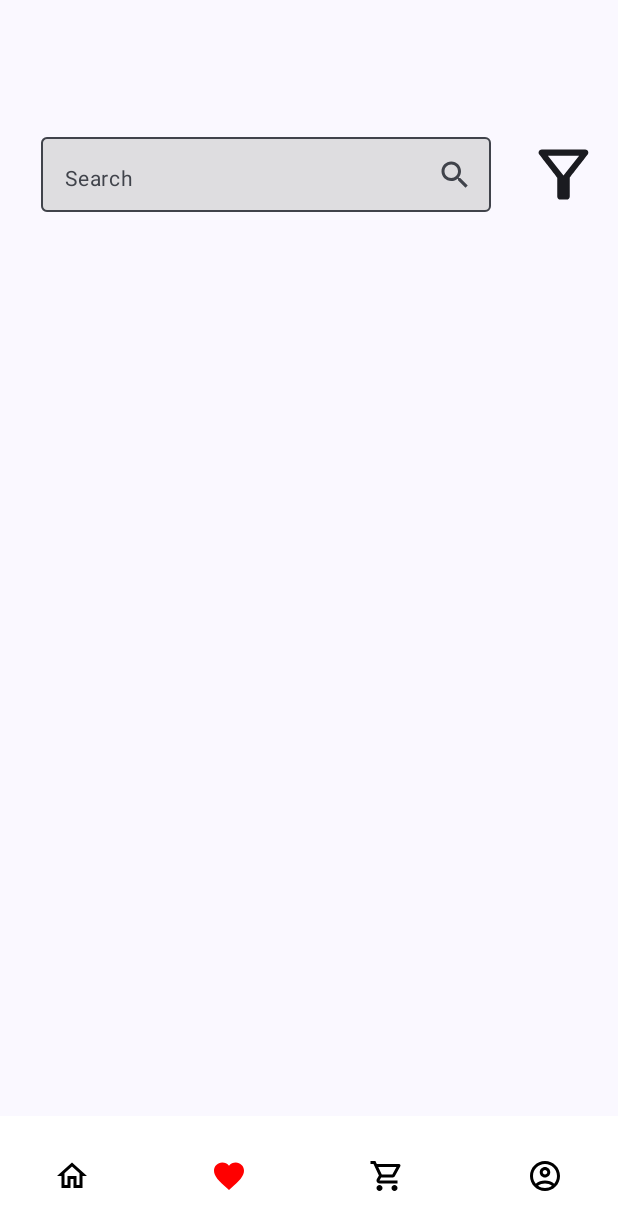
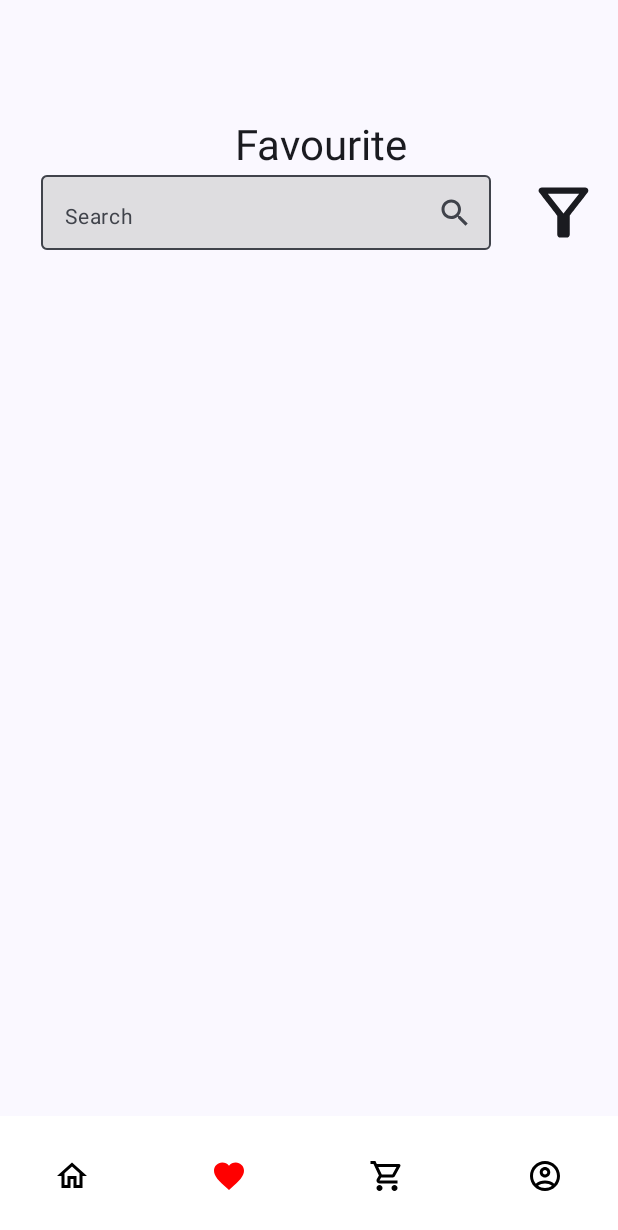
Before and after one commit to ZohaibKhanDev/TrendMart, an Android app built with Jetpack Compose: the screen it shows after launch (MainActivity), item 2 of the bottom bar chosen, on a phone screen of 412 x 824 dp. Shown: the top 1230 px of the screen. Run offline under Robolectric (Android 15) with nearby library versions, the phone set to English and light mode, and no system bars; our stand-ins replace Firebase (no records; nobody signed in at launch, a user with empty details on screens opened directly), Room's generated code; pictures from the network do not load; 1 statement that could not run was skipped.

Commit message:
Add new ui

```diff
--- a/app/build.gradle.kts
+++ b/app/build.gradle.kts
@@ -95,4 +95,6 @@ dependencies {
     implementation("com.google.firebase:firebase-auth")
     implementation ("com.google.accompanist:accompanist-pager:0.28.0")
     implementation ("com.google.accompanist:accompanist-pager-indicators:0.28.0")
+
+
 }
--- a/app/src/main/java/com/example/trendmart/screens/FavouriteScreen.kt
+++ b/app/src/main/java/com/example/trendmart/screens/FavouriteScreen.kt
@@ -8,6 +8,7 @@ import androidx.compose.foundation.layout.Arrangement
 import androidx.compose.foundation.layout.Box
 import androidx.compose.foundation.layout.Column
 import androidx.compose.foundation.layout.Row
+import androidx.compose.foundation.layout.Spacer
 import androidx.compose.foundation.layout.fillMaxSize
 import androidx.compose.foundation.layout.fillMaxWidth
 import androidx.compose.foundation.layout.height
@@ -110,8 +111,15 @@ fun FavouriteScreen(navController: NavController) {
 
     Scaffold(topBar = {
         LargeTopAppBar(title = {
+            Column(
+                modifier = Modifier.fillMaxWidth(),
+                horizontalAlignment = Alignment.CenterHorizontally,
+                verticalArrangement = Arrangement.SpaceAround
+            ) {
+                Text(text = "Favourite")
+
                 Row(
-                modifier = Modifier.fillMaxWidth(),
+                    modifier = Modifier.fillMaxWidth().padding(top = 1.dp),
                     horizontalArrangement = Arrangement.SpaceAround,
                     verticalAlignment = Alignment.CenterVertically
                 ) {
@@ -136,13 +144,14 @@ fun FavouriteScreen(navController: NavController) {
                         modifier = Modifier.size(50.dp)
                     )
                 }
+            }
         })
     }) {
-        if (isLoaing){
-            Box(modifier = Modifier.fillMaxSize(), contentAlignment = Alignment.Center){
+        if (isLoaing) {
+            Box(modifier = Modifier.fillMaxSize(), contentAlignment = Alignment.Center) {
                 CircularProgressIndicator(color = Color.Red)
             }
-        }else{
+        } else {
             LazyVerticalGrid(
                 columns = GridCells.Fixed(2),
                 modifier = Modifier
--- a/app/src/main/java/com/example/trendmart/screens/HomeScreen.kt
+++ b/app/src/main/java/com/example/trendmart/screens/HomeScreen.kt
@@ -18,6 +18,7 @@ import androidx.compose.foundation.layout.padding
 import androidx.compose.foundation.layout.size
 import androidx.compose.foundation.layout.width
 import androidx.compose.foundation.layout.wrapContentHeight
+import androidx.compose.foundation.layout.wrapContentWidth
 import androidx.compose.foundation.lazy.LazyRow
 import androidx.compose.foundation.lazy.grid.GridCells
 import androidx.compose.foundation.lazy.grid.LazyVerticalGrid
@@ -34,12 +35,16 @@ import androidx.compose.material.icons.filled.Favorite
 import androidx.compose.material.icons.filled.FavoriteBorder
 import androidx.compose.material.icons.filled.Menu
 import androidx.compose.material.icons.filled.Search
+import androidx.compose.material.icons.outlined.Notifications
+import androidx.compose.material.icons.outlined.Search
 import androidx.compose.material3.Card
 import androidx.compose.material3.CardDefaults
 import androidx.compose.material3.CircularProgressIndicator
 import androidx.compose.material3.ExperimentalMaterial3Api
 import androidx.compose.material3.Icon
 import androidx.compose.material3.Scaffold
+import androidx.compose.material3.ScrollableTabRow
+import androidx.compose.material3.Tab
 import androidx.compose.material3.Text
 import androidx.compose.material3.TextButton
 import androidx.compose.material3.TextField
@@ -82,6 +87,7 @@ fun HomeScreen(navController: NavController) {
     val viewModel: MainViewModel = koinInject()
     val state by viewModel.allProdect.collectAsState()
     var filteredProducts by remember { mutableStateOf<List<ProdectItem>?>(null) }
+    var selectedTabIndex by remember { mutableStateOf(0) }
 
     LaunchedEffect(Unit) {
         viewModel.getAllProduct()
@@ -130,31 +136,64 @@ fun HomeScreen(navController: NavController) {
                     })
             }
         }, navigationIcon = {
-            Box(modifier = Modifier
-                .clip(CircleShape)
-                .width(32.dp)
-                .clickable { navController.navigate(Screen.MainScreen.route) }
-                .height(32.dp)
-                .background(Color.LightGray.copy(alpha = 0.70f)),
-                contentAlignment = Alignment.Center) {
-                Icon(imageVector = Icons.Default.Menu, contentDescription = "")
+            Row(
+                modifier = Modifier.wrapContentWidth(),
+                verticalAlignment = Alignment.CenterVertically,
+                horizontalArrangement = Arrangement.Start
+            ) {
+                Box(modifier = Modifier.size(45.dp), contentAlignment = Alignment.Center) {
+                    Image(
+                        painter = painterResource(id = R.drawable.banner3),
+                        contentDescription = "",
+                        modifier = Modifier
+                            .fillMaxSize()
+                            .clip(CircleShape),
+                        contentScale = ContentScale.Crop,
+                    )
+                }
+                Spacer(modifier = Modifier.width(5.dp))
+
+
+                Column(
+                    modifier = Modifier.wrapContentWidth(),
+                    verticalArrangement = Arrangement.SpaceBetween,
+                    horizontalAlignment = Alignment.Start
+                ) {
+                    Text(text = "Hi,Johnathon", fontSize = 15.sp, fontWeight = FontWeight.SemiBold)
+                    Text(text = "lets go shopping", fontSize = 12.sp, color = Color.Gray)
+                }
             }
         }, actions = {
-            Box(modifier = Modifier
-                .clip(CircleShape)
-                .width(32.dp)
-                .clickable { searchBar = true }
-                .height(32.dp)
-                .background(Color.LightGray.copy(alpha = 0.70f)),
-                contentAlignment = Alignment.Center) {
-                Icon(imageVector = Icons.Default.Search, contentDescription = "")
-            }
+            Icon(
+                imageVector = Icons.Outlined.Search,
+                contentDescription = "",
+                modifier = Modifier.clickable { searchBar = !searchBar })
+
+            Spacer(modifier = Modifier.width(20.dp))
+
+            Icon(imageVector = Icons.Outlined.Notifications, contentDescription = "")
+
+
         })
     }) { paddingValues ->
+        Column(modifier = Modifier.padding(paddingValues)) {
+            ScrollableTabRow(
+                selectedTabIndex = selectedTabIndex,
+                modifier = Modifier.fillMaxWidth(),
+            ) {
+                categories.forEachIndexed { index, category ->
+                    Tab(
+                        selected = selectedTabIndex == index,
+                        onClick = { selectedTabIndex = index },
+                        text = { Text(category.name) }
+                    )
+                }
+            }
+
             when (state) {
                 is ResultState.Error -> {
                     val error = (state as ResultState.Error).error
-                Text(text = error.toString(), modifier = Modifier.padding(paddingValues))
+                    Text(text = error.toString())
                 }
 
                 ResultState.Loading -> {
@@ -169,55 +208,48 @@ fun HomeScreen(navController: NavController) {
                 }
 
                 is ResultState.Success -> {
-                val products = filteredProducts ?: (state as ResultState.Success).response
+                    val allProducts = (state as ResultState.Success).response
+                    val products = filteredProducts ?: allProducts
+                    val filteredByCategory = if (selectedTabIndex == 0) {
+                        products
+                    } else {
+                        products?.filter { it.category == categories[selectedTabIndex].name }
+                    }
 
                     Column(
                         modifier = Modifier
                             .fillMaxSize()
-                        .padding(paddingValues)
                     ) {
-                    Text(
-                        text = "Hello Fola",
-                        fontSize = 20.sp,
-                        fontWeight = FontWeight.SemiBold,
-                        modifier = Modifier.padding(8.dp)
+                        Spacer(modifier = Modifier.height(19.dp))
+                        val images = listOf(
+                            Banner(R.drawable.banner1),
+                            Banner(R.drawable.banner2),
+                            Banner(R.drawable.banner3),
                         )
-                    Text(
-                        text = "Let’s start shopping!",
-                        color = Color(0x80000000),
-                        fontSize = 12.sp,
-                        fontWeight = FontWeight.SemiBold,
-                        modifier = Modifier.padding(8.dp)
-                    )
-                    val images = listOf(
-                        Banner(R.drawable.bags),
-                        Banner(R.drawable.login),
-                        Banner(R.drawable.backcolor),
-                    )
-                    val pagerState = rememberPagerState(pageCount = {
+                        val pagerState = rememberPagerState(pageCount = { images.size })
 
-                        images.size
-                    })
 
                         HorizontalPager(
                             state = pagerState,
-                    ) {
+                            verticalAlignment = Alignment.CenterVertically,
+                            modifier = Modifier.fillMaxWidth()
+                        ) { page ->
                             Box(
                                 modifier = Modifier
-                                .size(100.dp)
-                                .background(Color.LightGray),
-                            contentAlignment = Alignment.Center
+                                    .width(400.dp)
+                                    .height(150.dp)
+                                    .background(Color.LightGray), contentAlignment = Alignment.Center
                             ) {
                                 Image(
-                                painter = painterResource(id = images[0].pic),
-                                contentDescription = ""
+                                    painter = painterResource(id = images[page].pic),
+                                    contentDescription = "",
+                                    modifier = Modifier.fillMaxSize(),
+                                    contentScale = ContentScale.Crop
                                 )
                             }
-
-
                         }
 
-
+                        Spacer(modifier = Modifier.height(16.dp))
 
                         Row(
                             Modifier
@@ -231,16 +263,13 @@ fun HomeScreen(navController: NavController) {
                                     if (pagerState.currentPage == iteration) Color.DarkGray else Color.LightGray
                                 Box(
                                     modifier = Modifier
-                                    .padding(2.dp)
+                                        .padding(4.dp)
                                         .clip(CircleShape)
                                         .background(color)
-                                    .size(16.dp)
+                                        .size(8.dp)
                                 )
                             }
                         }
-
-
-
 
                         Spacer(modifier = Modifier.height(10.dp))
                         Row(
@@ -255,11 +284,10 @@ fun HomeScreen(navController: NavController) {
                                 fontSize = 20.sp,
                                 fontWeight = FontWeight.SemiBold
                             )
-                        Icon(
-                            imageVector = Icons.Default.ArrowBack,
-                            contentDescription = "",
-                            tint = Color(0XFFF17547),
-                            modifier = Modifier.size(30.dp)
+                            Text(
+                                text = "See All",
+                                fontSize = 13.sp,
+                                color = Color.Blue.copy(alpha = 0.70f)
                             )
                         }
                         LazyVerticalGrid(
@@ -270,7 +298,7 @@ fun HomeScreen(navController: NavController) {
                             verticalArrangement = Arrangement.spacedBy(8.dp),
                             horizontalArrangement = Arrangement.spacedBy(8.dp)
                         ) {
-                        products?.let {
+                            filteredByCategory?.let {
                                 items(it) { product ->
                                     ProdectItem(
                                         prodectItem = product,
@@ -285,6 +313,8 @@ fun HomeScreen(navController: NavController) {
             }
         }
     }
+}
+
 
 
 @Composable
@@ -388,3 +418,9 @@ fun ProdectItem(
 data class Banner(
     val pic: Int
 )
+
+data class Category(val name: String)
+val categories = listOf(
+    Category("All"),
+    Category("Categroy"),
+)
```
Also changed, not shown: app/src/main/res/drawable/banner1.jpg (added), app/src/main/res/drawable/banner2.jpg (added), app/src/main/res/drawable/banner3.jpg (added). Lines whose indentation alone changed are shown as unchanged.
